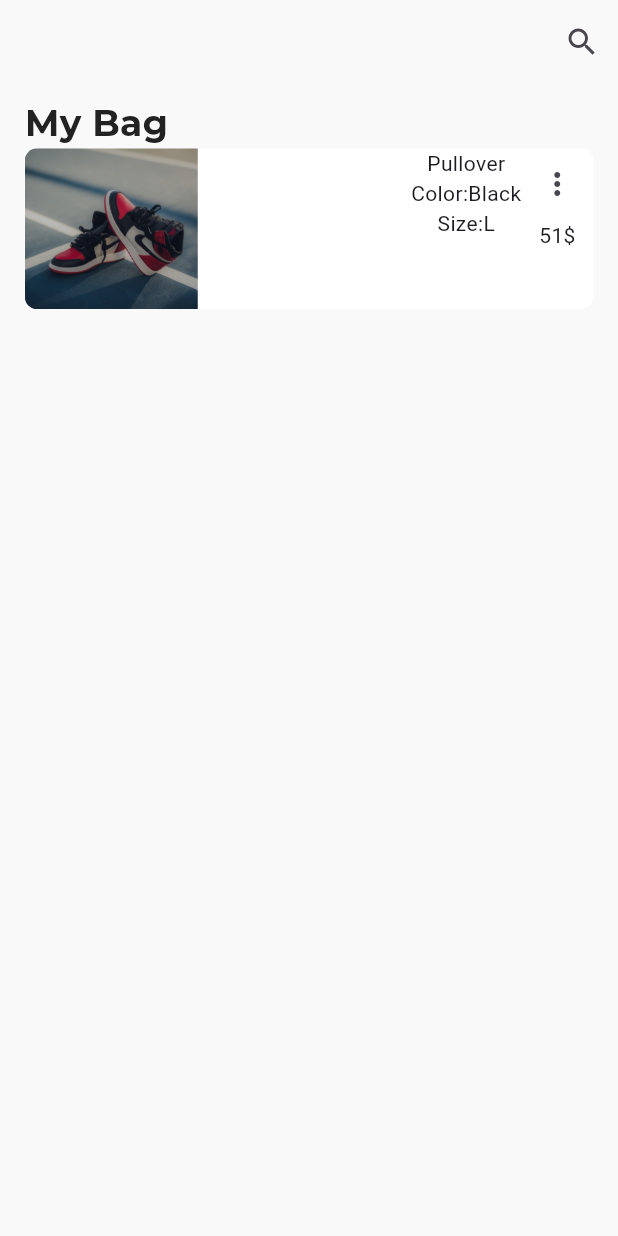
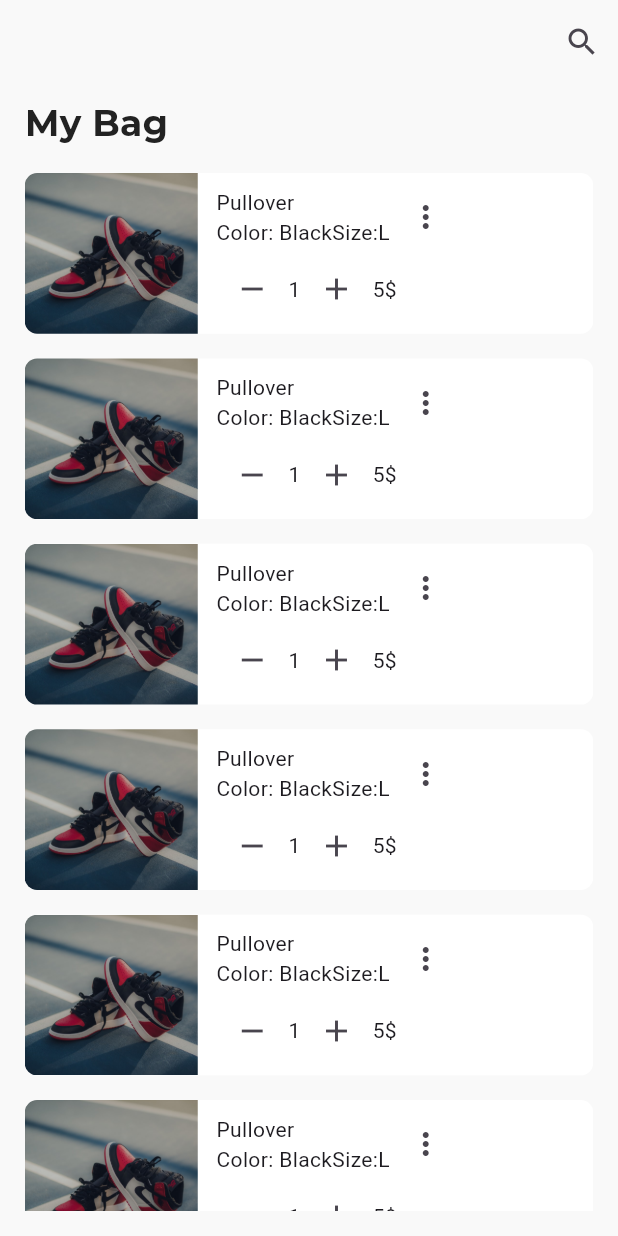
Before and after one commit to fdldestriana/fively_shop_app, a Flutter app: the BagView screen opened directly, on a phone screen of 412 x 824 dp. Run offline on Flutter 3.47's test engine with Material 2 defaults, Android fonts, the light colour scheme and no system bars; our stand-ins replace cloud_firestore, file_picker, firebase_auth, firebase_core, firebase_storage, google_fonts; accounts and stored records are empty.

Commit message:
continue developing BagView module

```diff
--- a/lib/core.dart
+++ b/lib/core.dart
@@ -40,3 +40,4 @@ export 'package:fively/shared/widget/re_viewall_button.dart';
 export 'package:fively/model/product/product.dart';
 export 'package:fively/model/product/product_repository.dart';
 export 'package:fively/utils/validator/validator.dart';
+export 'package:fively/module/bag/widget/component/cart_item.dart';
--- a/lib/module/bag/view/bag_view.dart
+++ b/lib/module/bag/view/bag_view.dart
@@ -35,58 +35,19 @@ class BagView extends StatefulWidget {
               ),
             ),
           ),
+          // property below is used to prevent appbar color changing while scrolling the body
+          scrolledUnderElevation: 0.0,
         ),
       ),
       body: Padding(
-        padding: EdgeInsets.symmetric(horizontal: Get.width * 0.04),
-        child: ListView(
-          children: [
-            Container(
-              width: Get.width * 0.91,
-              height: Get.height * 0.13,
-              decoration: BoxDecoration(
-                borderRadius: BorderRadius.circular(Get.width * 0.02),
-                color: ColorLib.white,
-              ),
-              child: Row(
-                mainAxisAlignment: MainAxisAlignment.spaceBetween,
-                children: [
-                  ClipRRect(
-                    borderRadius: BorderRadius.only(
-                        topLeft: Radius.circular(Get.width * 0.02),
-                        bottomLeft: Radius.circular(Get.width * 0.02)),
-                    child: Image.asset(
-                      'assets/images/banner.jpeg',
-                      width: Get.width * 0.28,
-                      height: Get.height * 0.13,
-                      fit: BoxFit.cover,
-                    ),
-                  ),
-                  Row(
-                    mainAxisAlignment: MainAxisAlignment.start,
-                    children: [
-                      const Column(
-                        children: [
-                          Text('Pullover'),
-                          Text('Color:Black'),
-                          Text('Size:L')
-                        ],
-                      ),
-                      Column(
-                        children: [
-                          IconButton(
-                            onPressed: () {},
-                            icon: const Icon(Icons.more_vert),
-                          ),
-                          const Text('51\$')
-                        ],
-                      )
-                    ],
-                  )
-                ],
-              ),
-            )
-          ],
+        padding: EdgeInsets.symmetric(
+            horizontal: Get.width * 0.04, vertical: Get.height * 0.02),
+        child: ListView.separated(
+          separatorBuilder: (context, index) => SizedBox(
+            height: Get.height * 0.02,
+          ),
+          itemBuilder: (context, index) => const CartItem(),
+          itemCount: 6,
         ),
       ),
     );
--- /dev/null
+++ b/lib/module/bag/widget/component/cart_item.dart
@@ -0,0 +1,67 @@
+import 'package:fively/core.dart';
+import 'package:flutter/material.dart';
+
+class CartItem extends StatelessWidget {
+  const CartItem({super.key});
+
+  @override
+  Widget build(BuildContext context) {
+    return Container(
+      decoration: BoxDecoration(
+          borderRadius: BorderRadius.circular(Get.width * 0.02),
+          color: ColorLib.white),
+      child: Row(
+        mainAxisAlignment: MainAxisAlignment.start,
+        children: [
+          ClipRRect(
+            borderRadius: BorderRadius.only(
+                topLeft: Radius.circular(Get.width * 0.02),
+                bottomLeft: Radius.circular(Get.width * 0.02)),
+            child: Image.asset(
+              'assets/images/banner.jpeg',
+              width: Get.width * 0.28,
+              height: Get.height * 0.13,
+              fit: BoxFit.cover,
+            ),
+          ),
+          SizedBox(
+            width: Get.width * 0.03,
+          ),
+          Column(
+            crossAxisAlignment: CrossAxisAlignment.start,
+            children: [
+              Row(
+                children: [
+                  const Column(
+                    crossAxisAlignment: CrossAxisAlignment.start,
+                    children: [
+                      Text('Pullover'),
+                      Row(
+                        children: [Text('Color: Black'), Text('Size:L')],
+                      )
+                    ],
+                  ),
+                  IconButton(
+                      onPressed: () {}, icon: const Icon(Icons.more_vert))
+                ],
+              ),
+              Row(
+                children: [
+                  Row(
+                    children: [
+                      IconButton(
+                          onPressed: () {}, icon: const Icon(Icons.remove)),
+                      const Text('1'),
+                      IconButton(onPressed: () {}, icon: const Icon(Icons.add))
+                    ],
+                  ),
+                  const Text('5\$')
+                ],
+              )
+            ],
+          )
+        ],
+      ),
+    );
+  }
+}
```
